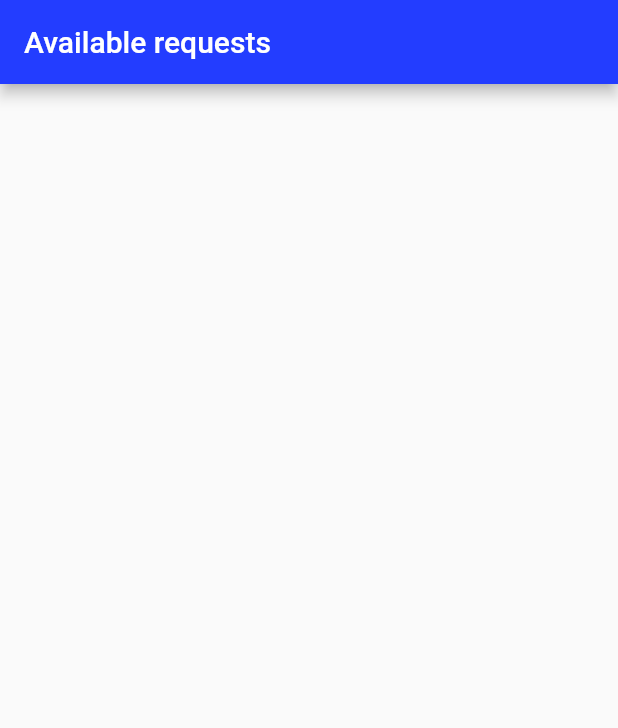
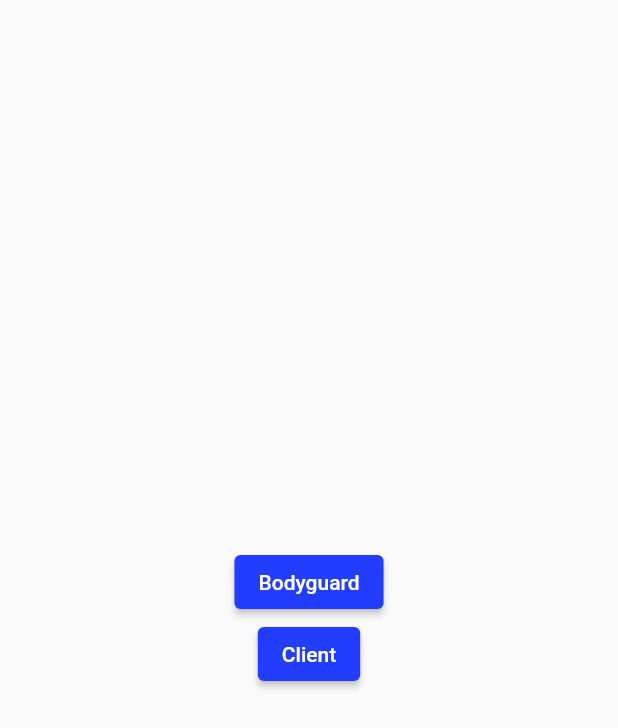
Before and after one commit to dashkata/ChechnyaStoneLifters, a Flutter app: the screen it shows after launch, on a phone screen of 412 x 824 dp. Shown: the top 728 px of the screen. Run offline on Flutter 3.47's test engine with Material 2 defaults, Android fonts, the phone set to English and light mode, and no system bars; our stand-ins replace dio, geocoding, get_it; missing offline and left inert: map_launcher.

Commit message:
home screen

```diff
--- a/lib/main.dart
+++ b/lib/main.dart
@@ -29,6 +29,6 @@ class MyApp extends StatelessWidget {
           ),
         ),
         onGenerateRoute: AppRouter.generateRoute,
-        initialRoute: Routes.availableRequestsScreen,
+        initialRoute: Routes.home,
       );
 }
--- a/lib/presentation/resources/router.dart
+++ b/lib/presentation/resources/router.dart
@@ -6,6 +6,7 @@ import '../screens/available_requests_screen/available_requests_view.dart';
 import '../screens/available_requests_screen/available_requests_view_model.dart';
 import '../screens/create_request/create_request.dart';
 import '../screens/create_request/create_request_vm.dart';
+import '../screens/home/home.dart';
 import '../screens/request_description_screen/request_description_view.dart';
 import '../screens/request_description_screen/request_description_viewmodel.dart';
 import '../screens/requests/requests.dart';
@@ -17,6 +18,7 @@ class Routes {
   static const String requests = 'requests';
   static const String availableRequestsScreen = 'available_requests_screen';
   static const String requestDescriptionScreen = 'request_description_screen';
+  static const String home = 'home';
 }
 
 class AppRouter {
@@ -55,6 +57,10 @@ class AppRouter {
             viewModelBuilder: getIt<RequestDescriptionVM>,
           ),
         );
+      case Routes.home:
+        return MaterialPageRoute(
+          builder: (context) => const HomeScreen(),
+        );
       default:
         return MaterialPageRoute(
           builder: (context) => const SizedBox.shrink(),
--- /dev/null
+++ b/lib/presentation/screens/home/home.dart
@@ -0,0 +1,45 @@
+import 'package:flutter/material.dart';
+
+import '../../resources/router.dart';
+import '../../resources/themes.dart';
+
+class HomeScreen extends StatelessWidget {
+  const HomeScreen({Key? key}) : super(key: key);
+
+  @override
+  Widget build(BuildContext context) => Scaffold(
+        body: SafeArea(
+          child: Center(
+            child: Column(
+              mainAxisAlignment: MainAxisAlignment.center,
+              children: [
+                ElevatedButton(
+                  onPressed: () => Navigator.pushReplacementNamed(
+                    context,
+                    Routes.availableRequestsScreen,
+                  ),
+                  style: ElevatedButton.styleFrom(
+                    backgroundColor: Themes.complementaryColor,
+                  ),
+                  child: const Text(
+                    'Bodyguard',
+                  ),
+                ),
+                ElevatedButton(
+                  onPressed: () => Navigator.pushReplacementNamed(
+                    context,
+                    Routes.requests,
+                  ),
+                  style: ElevatedButton.styleFrom(
+                    backgroundColor: Themes.complementaryColor,
+                  ),
+                  child: const Text(
+                    'Client',
+                  ),
+                )
+              ],
+            ),
+          ),
+        ),
+      );
+}
```
